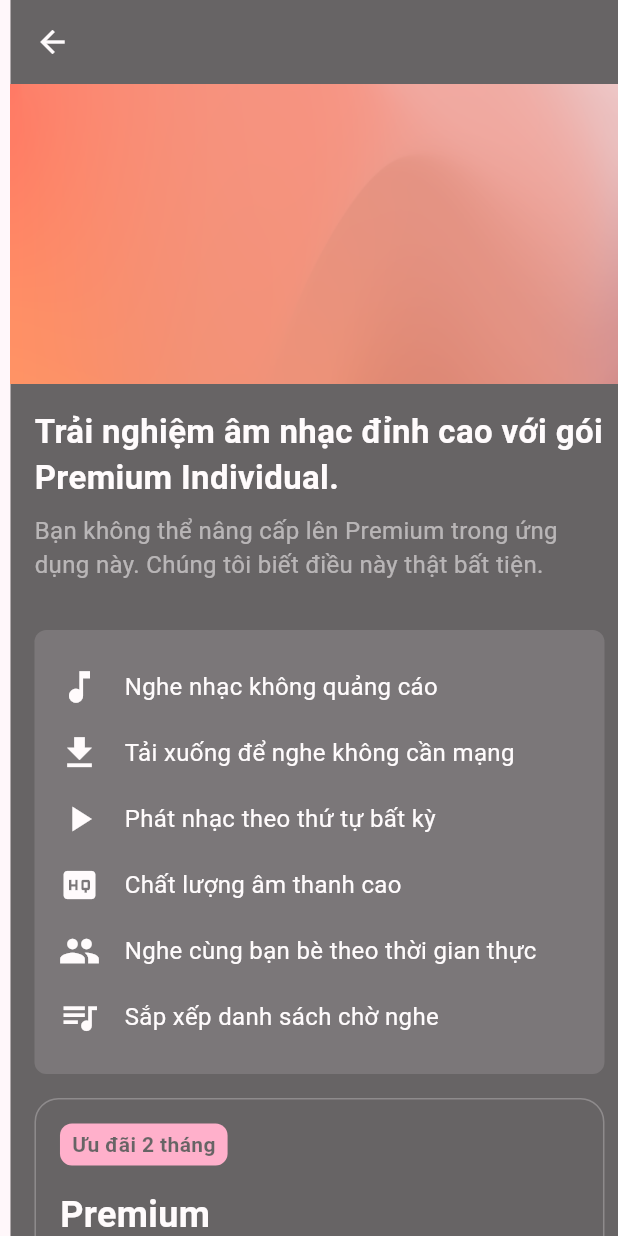
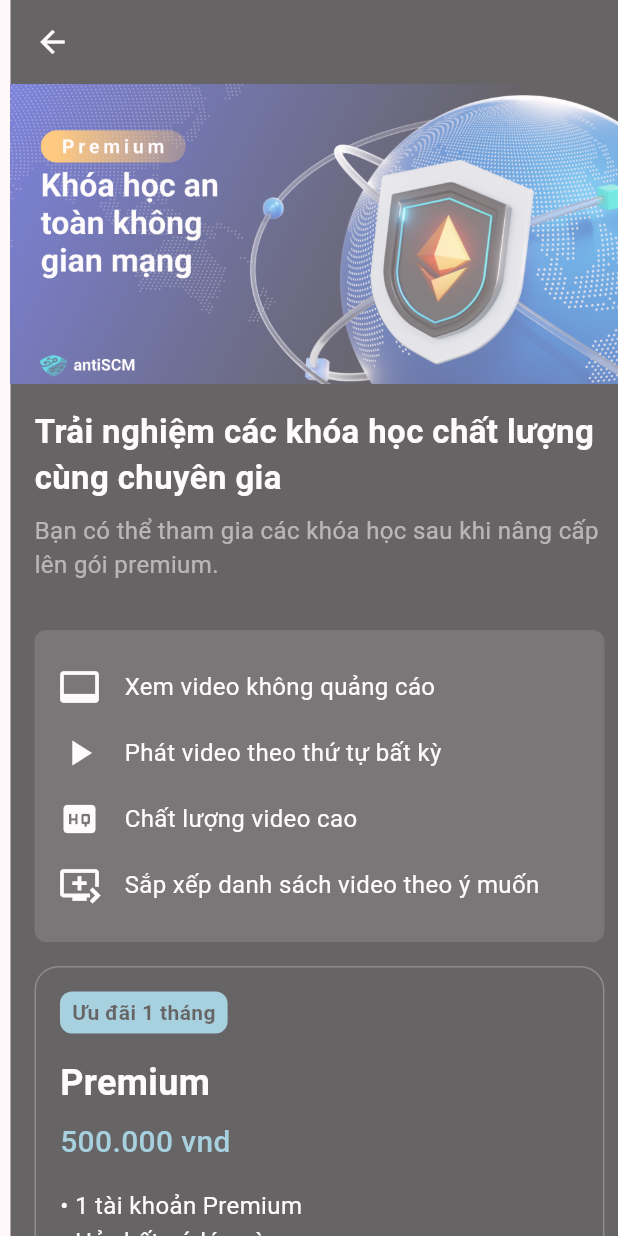
Before and after one commit to Bentanik/exe02_fe_mobile, a Flutter app: the screen it shows after launch, after a tap on "Personal Information", on a phone screen of 412 x 824 dp. Run offline on Flutter 3.47's test engine with Material 3 defaults, Android fonts, the light colour scheme and no system bars; our stand-ins replace expandable, flutter_svg, font_awesome_flutter; network calls fail.

Commit message:
finished premium option

```diff
--- a/lib/common/widget/premium_card.dart
+++ b/lib/common/widget/premium_card.dart
@@ -1,6 +1,14 @@
 import 'package:flutter/material.dart';
 
 class PremiumCard extends StatelessWidget {
+  final String duration;
+  final String price;
+  final Color backgroundColor;
+  final Color textColor;
+
+  const PremiumCard({
+    Key? key, required this.duration, required this.price,required this.backgroundColor, required this.textColor
+  }) : super(key: key);
   @override
   Widget build(BuildContext context) {
     return Container(
@@ -18,11 +26,11 @@
           Container(
             padding: const EdgeInsets.symmetric(horizontal: 8, vertical: 4),
             decoration: BoxDecoration(
-              color: Colors.pinkAccent.shade100,
+              color: backgroundColor,
               borderRadius: BorderRadius.circular(8),
             ),
-            child: const Text(
-              'Ưu đãi 2 tháng',
+            child: Text(
+              duration,
               style: TextStyle(
                 color: Colors.black,
                 fontWeight: FontWeight.bold,
@@ -40,10 +48,10 @@
             ),
           ),
           const SizedBox(height: 8),
-          const Text(
-            'Individual',
+           Text(
+            price,
             style: TextStyle(
-              color: Colors.pinkAccent,
+              color: textColor,
               fontSize: 20,
               fontWeight: FontWeight.w500,
             ),
@@ -59,15 +67,6 @@
               height: 1.5,
             ),
           ),
-          const SizedBox(height: 16),
-          const Text(
-            'Bạn không thể nâng cấp lên Premium trong ứng dụng này. Chúng tôi biết điều này thật bất tiện.',
-            style: TextStyle(
-              color: Colors.grey,
-              fontSize: 14,
-              height: 1.5,
-            ),
-          ),
         ],
       ),
     );
--- a/lib/core/configs/assets/app_images.dart
+++ b/lib/core/configs/assets/app_images.dart
@@ -8,4 +8,6 @@
   static const String setting = '${basePath}setting.png';
   static const String premium = '${basePath}premium.png';
   static const String report = '${basePath}report.png';
+  static const String premiumBg = '${basePath}premium_bg.png';
+  static const String premiumBg1 = '${basePath}premium_bg1.png';
 }
--- a/lib/presentation/intro/pages/get_started.dart
+++ b/lib/presentation/intro/pages/get_started.dart
@@ -4,7 +4,6 @@
 import 'package:exe02_fe_mobile/common/widget/profile_button.dart';
 import 'package:exe02_fe_mobile/common/widget/search_course_card.dart';
 import 'package:exe02_fe_mobile/core/configs/assets/app_images.dart';
-import 'package:exe02_fe_mobile/presentation/intro/pages/categories.dart';
 import 'package:exe02_fe_mobile/presentation/intro/pages/premium_option.dart';
 import 'package:flutter/material.dart';
 import 'package:font_awesome_flutter/font_awesome_flutter.dart';
--- a/lib/presentation/intro/pages/premium_option.dart
+++ b/lib/presentation/intro/pages/premium_option.dart
@@ -16,6 +16,7 @@
         ),
       ),
       body: SingleChildScrollView(
+        padding: EdgeInsets.only(bottom: 80),
         child: Column(
           crossAxisAlignment: CrossAxisAlignment.start,
           children: [
@@ -28,12 +29,12 @@
                     scrollDirection: Axis.horizontal,
                     children: [
                       Image.asset(
-                        AppImages.bg,
+                        AppImages.premiumBg1,
                         fit: BoxFit.cover,
                         width: MediaQuery.of(context).size.width,
                       ),
                       Image.asset(
-                        AppImages.chatBot,
+                        AppImages.premiumBg,
                         fit: BoxFit.cover,
                         width: MediaQuery.of(context).size.width,
                       ),
@@ -51,7 +52,7 @@
                 crossAxisAlignment: CrossAxisAlignment.start,
                 children: [
                   Text(
-                    'Trải nghiệm âm nhạc đỉnh cao với gói Premium Individual.',
+                    'Trải nghiệm các khóa học chất lượng cùng chuyên gia',
                     style: TextStyle(
                       color: Colors.white,
                       fontSize: 22,
@@ -60,7 +61,7 @@
                   ),
                   SizedBox(height: 8),
                   Text(
-                    'Bạn không thể nâng cấp lên Premium trong ứng dụng này. Chúng tôi biết điều này thật bất tiện.',
+                    'Bạn có thể tham gia các khóa học sau khi nâng cấp lên gói premium.',
                     style: TextStyle(
                       color: Colors.white54,
                       fontSize: 16,
@@ -82,37 +83,42 @@
                 crossAxisAlignment: CrossAxisAlignment.start,
                 children: [
                   FeatureItem(
-                    icon: Icons.music_note,
-                    text: 'Nghe nhạc không quảng cáo',
-                  ),
-                  FeatureItem(
-                    icon: Icons.download,
-                    text: 'Tải xuống để nghe không cần mạng',
+                    icon: Icons.video_label_outlined,
+                    text: 'Xem video không quảng cáo',
                   ),
                   FeatureItem(
                     icon: Icons.play_arrow,
-                    text: 'Phát nhạc theo thứ tự bất kỳ',
+                    text: 'Phát video theo thứ tự bất kỳ',
                   ),
                   FeatureItem(
                     icon: Icons.high_quality,
-                    text: 'Chất lượng âm thanh cao',
+                    text: 'Chất lượng video cao',
                   ),
                   FeatureItem(
-                    icon: Icons.people,
-                    text: 'Nghe cùng bạn bè theo thời gian thực',
-                  ),
-                  FeatureItem(
-                    icon: Icons.queue_music,
-                    text: 'Sắp xếp danh sách chờ nghe',
+                    icon: Icons.queue_play_next,
+                    text: 'Sắp xếp danh sách video theo ý muốn',
                   ),
                 ],
               ),
             ),
-            PremiumCard(),
+            PremiumCard(
+              duration: 'Ưu đãi 1 tháng',
+              price: '500.000 vnd',
+              backgroundColor: Color(0xFF6BB7CD),
+              textColor: Color(0xFF6BB7CD),
+            ),
             const SizedBox(height: 10,),
-            PremiumCard(),
+            PremiumCard(duration: 'Ưu đãi 3 tháng',
+              price: '1.000.000 vnd',
+              backgroundColor: Color(0xFF3794B3),
+              textColor: Color(0xFF3794B3),
+            ),
             const SizedBox(height: 10,),
-            PremiumCard(),
+            PremiumCard(duration: 'Ưu đãi 6 tháng',
+              price: '1.300.000 vnd',
+              backgroundColor: Color(0xFF047099),
+              textColor: Color(0xFF047099),
+            ),
           ],
         ),
       ),
--- a/lib/presentation/splash/pages/splash.dart
+++ b/lib/presentation/splash/pages/splash.dart
@@ -1,5 +1,6 @@
 import 'package:exe02_fe_mobile/common/widget/button.dart';
 import 'package:exe02_fe_mobile/presentation/intro/pages/get_started.dart';
+import 'package:exe02_fe_mobile/presentation/intro/pages/launching.dart';
 import 'package:flutter/material.dart';
 
 class SplashPage extends StatefulWidget {
@@ -19,11 +20,7 @@
 
   @override
   Widget build(BuildContext context) {
-    return Scaffold(
-        body: Center(
-          child: Text("Màn hình chờ"),
-        )
-    );
+    return Launching();
   }
 
   Future<void> redirect() async {
```
Also changed, not shown: assets/images/premium_bg.png (added), assets/images/premium_bg1.png (added).
